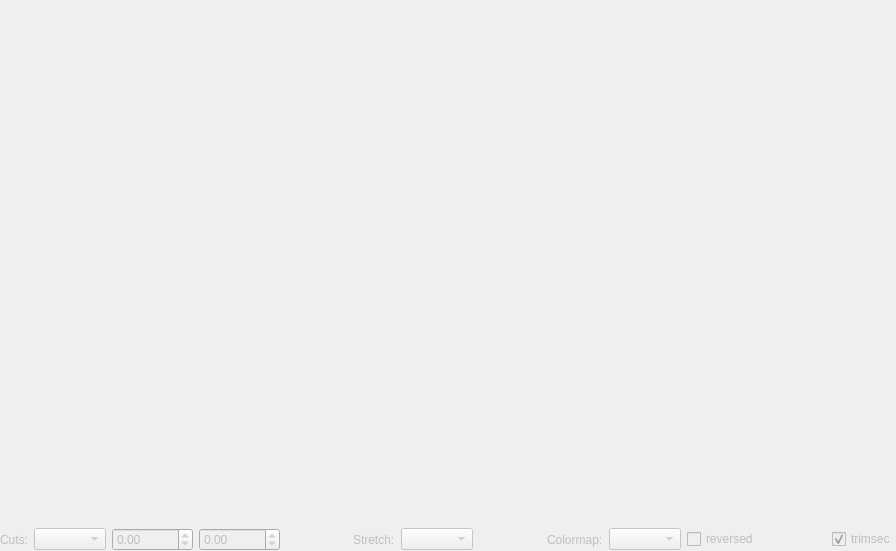
Before: the Qt Designer form qfitswidget/qt/fitswidget.ui in thusser/qfitswidget, drawn with Qt 5.
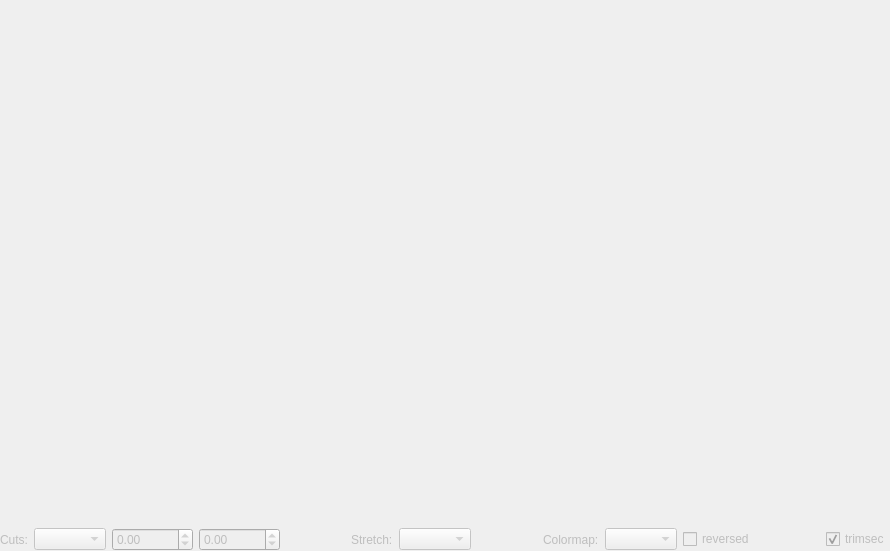
After: the same form once the commit is applied.

Patch:
```diff
--- a/qfitswidget/qt/fitswidget.ui
+++ b/qfitswidget/qt/fitswidget.ui
@@ -6,7 +6,7 @@
    <rect>
     <x>0</x>
     <y>0</y>
-    <width>896</width>
+    <width>890</width>
     <height>551</height>
    </rect>
   </property>
```
